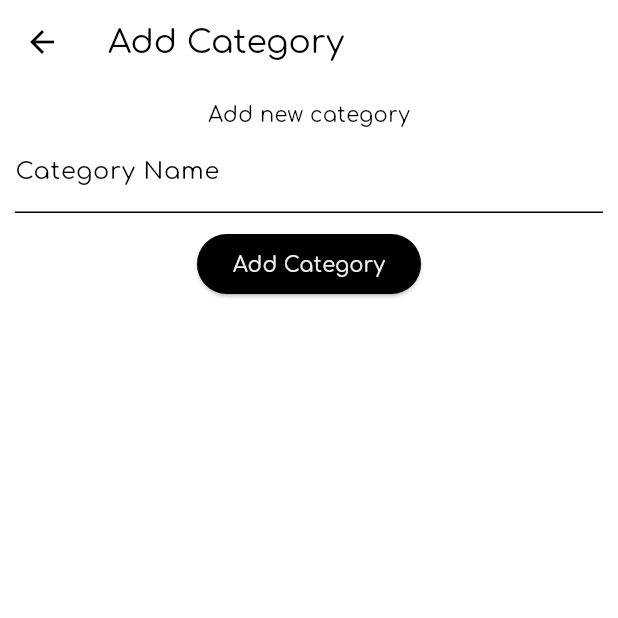
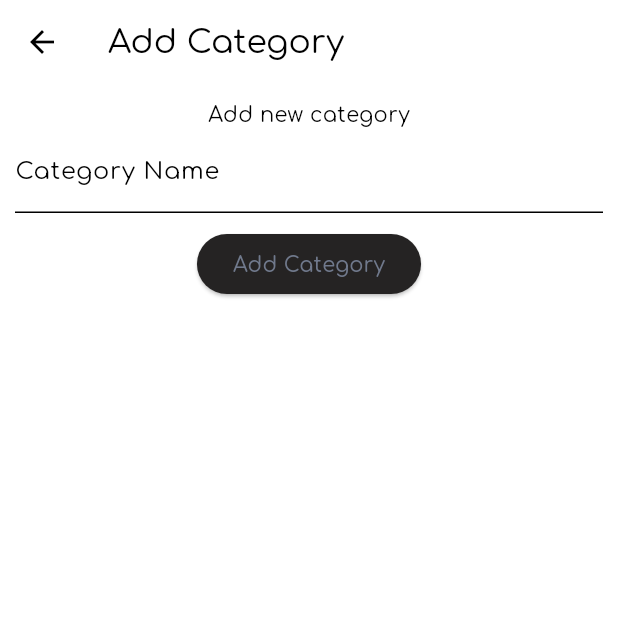
Before and after one commit to mrcodefrost/kriminal_fashion_ecommerce, a Flutter app: the AddCategoryScreen screen opened directly, on a phone screen of 412 x 824 dp, the top half of it. Run offline on Flutter 3.47's test engine with Material 3 defaults, Android fonts, the phone set to English and light mode, and no system bars; our stand-ins replace cloud_firestore, firebase_core, get, google_fonts, liquid_pull_to_refresh, shared_preferences; accounts and stored records are empty; generated files the repository leaves out were written again.

Commit message:
color update in add category button

```diff
--- a/lib/screens/add_category_screen.dart
+++ b/lib/screens/add_category_screen.dart
@@ -31,8 +31,8 @@ class AddCategoryScreen extends StatelessWidget {
               ),
               ElevatedButton(
                   style: ElevatedButton.styleFrom(
-                    backgroundColor: context.theme.colorScheme.primary,
-                    foregroundColor: context.theme.colorScheme.tertiary,
+                    backgroundColor: context.theme.colorScheme.secondary,
+                    foregroundColor: context.theme.colorScheme.inversePrimary,
                   ),
                   onPressed: () async {
                     homeController.addCategory();
```
